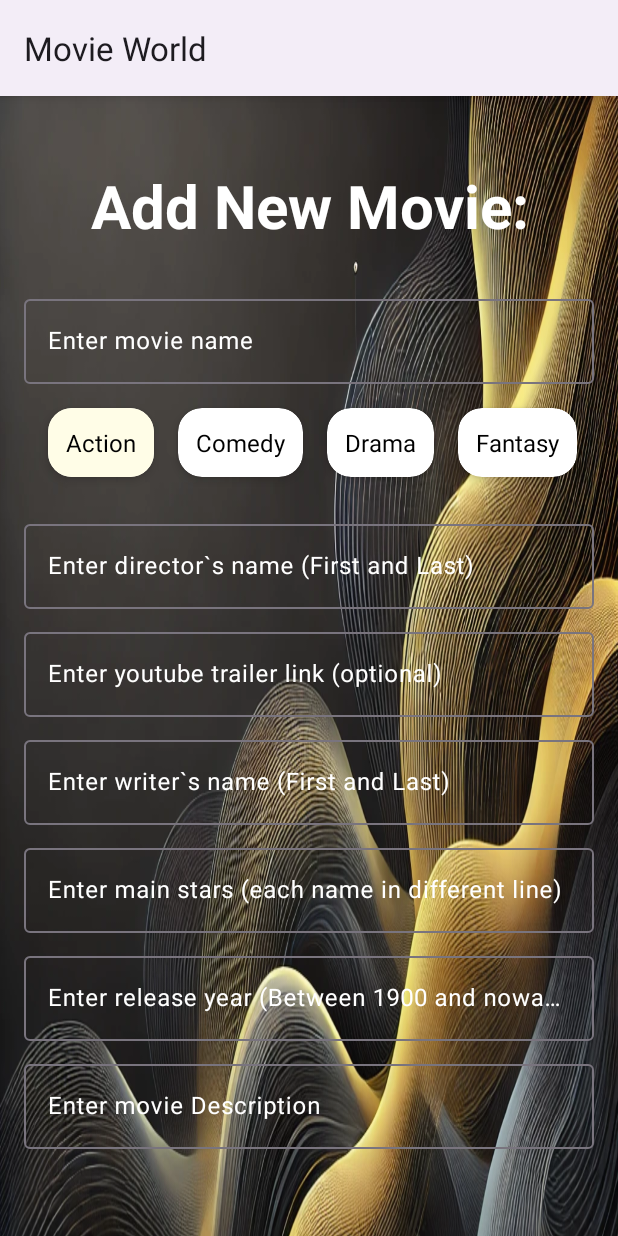
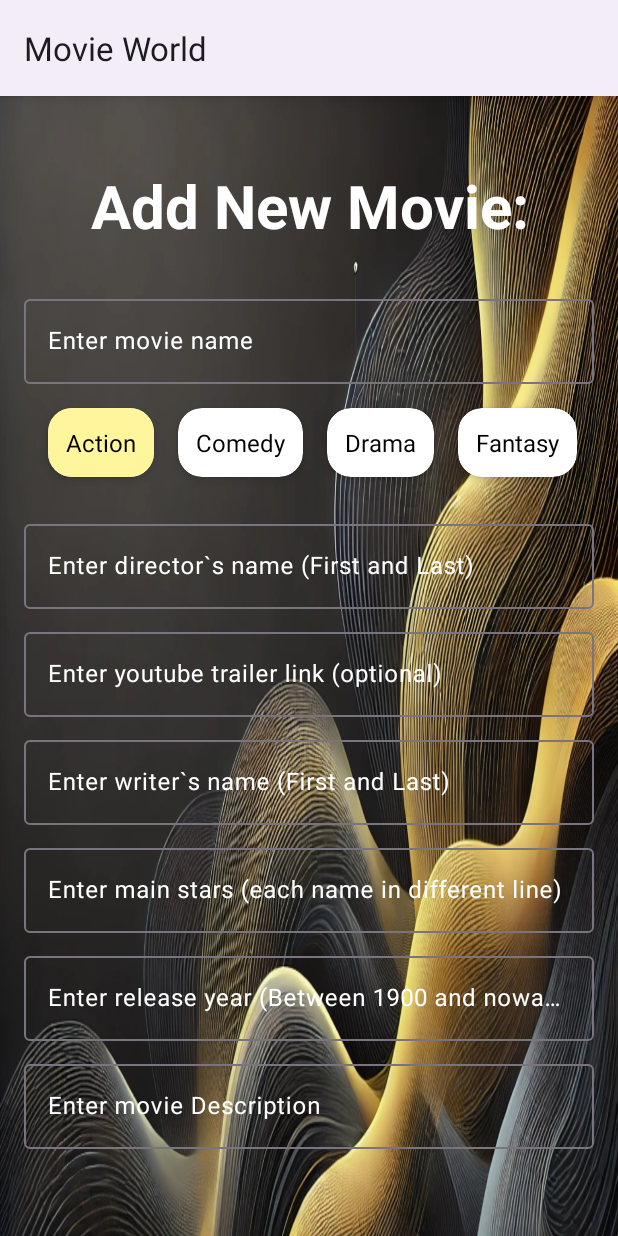
Before and after one commit to yuval-itzhak/Movie-World-App, an Android app: the AddMovieFragment screen opened through its navigation route, after a tap on "Action", on a phone screen of 412 x 824 dp. Run offline under Robolectric (Android 15) with nearby library versions, the phone set to English and light mode, and no system bars; our stand-ins replace Room's generated code; pictures from the network do not load.

Commit message:
when selecting genre - changed to a darker color

```diff
--- a/app/src/main/res/layout/movie_genre.xml
+++ b/app/src/main/res/layout/movie_genre.xml
@@ -13,7 +13,7 @@
         android:layout_height="wrap_content"
         android:padding="12dp"
         android:textSize="16sp"
-        android:backgroundTint="#FFFDE7"
+        android:backgroundTint="#FFF59D"
         android:textColor="@color/black"
         android:gravity="center"/>
 </androidx.cardview.widget.CardView>
```
